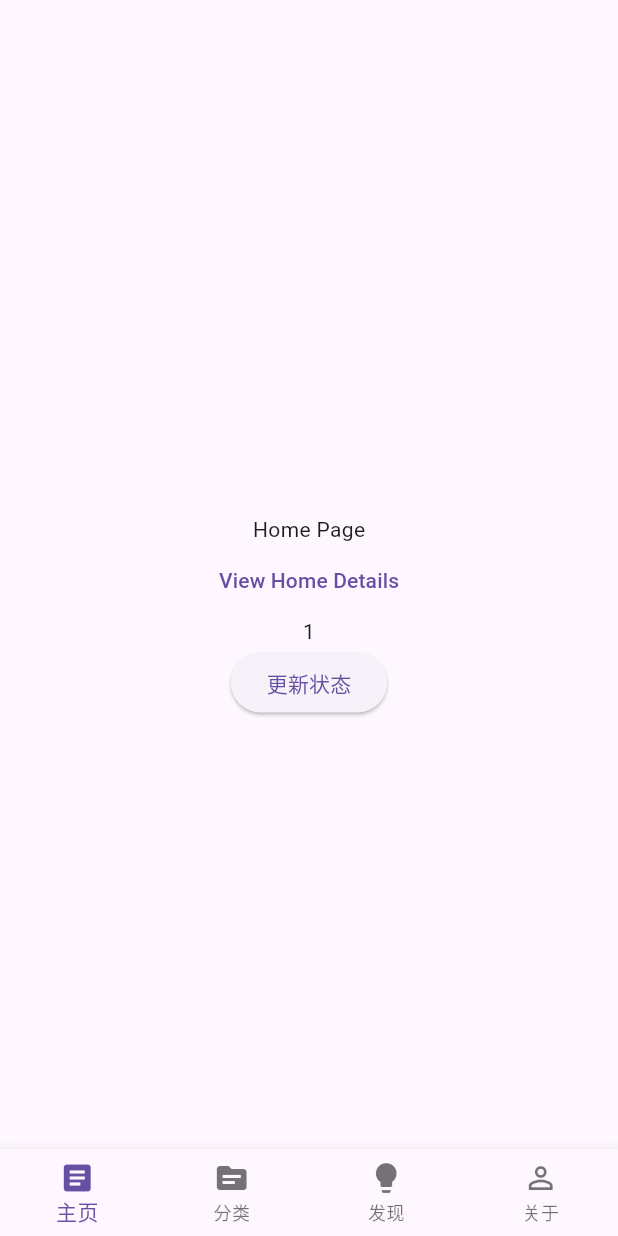
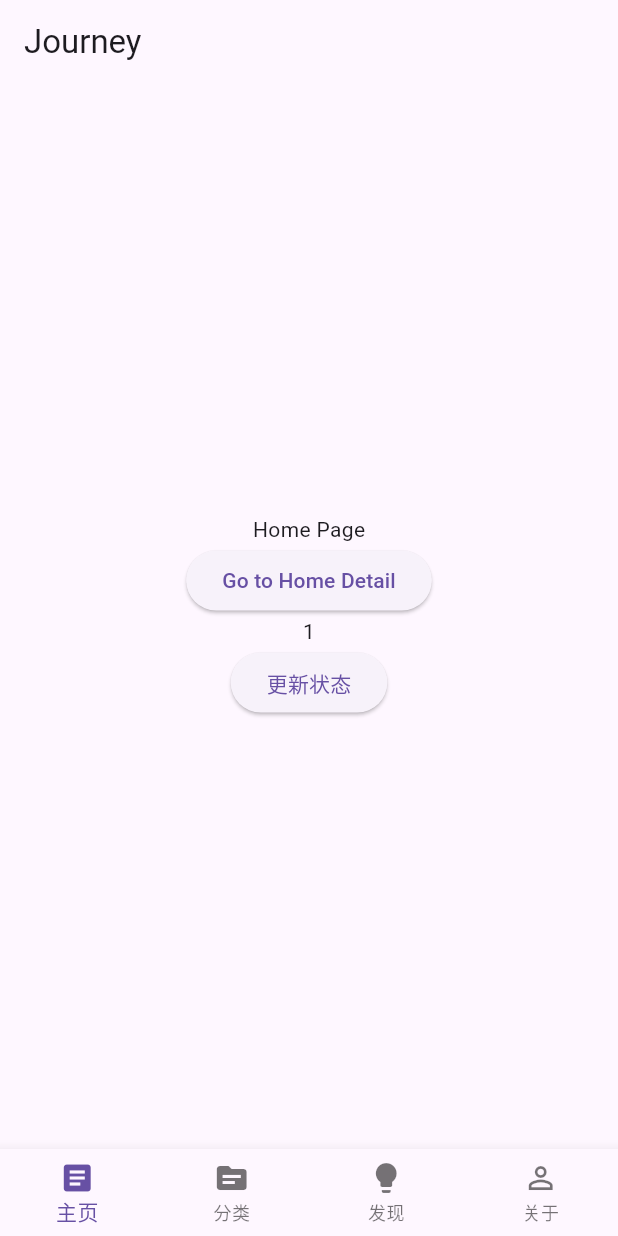
Before and after one commit to LiShuxue/journey_app, a Flutter app: the screen it shows after launch, after a tap on "更新状态", on a phone screen of 412 x 824 dp. Run offline on Flutter 3.47's test engine with Material 3 defaults, Android fonts, the phone set to English and light mode, and no system bars.

Commit message:
用PageView加Navigator替换go_router的架子

```diff
--- a/lib/config/router.dart
+++ /dev/null
@@ -1,159 +0,0 @@
-import 'package:flutter/material.dart';
-import 'package:go_router/go_router.dart';
-
-import 'package:journey_app/pages/home_page.dart';
-import 'package:journey_app/pages/detail_page.dart';
-import 'package:journey_app/pages/category_page.dart';
-import 'package:journey_app/pages/category_list_page.dart';
-import 'package:journey_app/pages/discover_page.dart';
-import 'package:journey_app/pages/about_page.dart';
-
-final _rootNavigatorKey = GlobalKey<NavigatorState>(debugLabel: 'root');
-final _shellNavigatorKey = GlobalKey<NavigatorState>(debugLabel: 'shell');
-
-final router = GoRouter(
-  navigatorKey: _rootNavigatorKey, // 根级别的导航
-  initialLocation: '/home',
-  debugLogDiagnostics: true,
-  routes: [
-    // 整个应用的导航shell
-    ShellRoute(
-      navigatorKey: _shellNavigatorKey, // shell级别的导航
-      builder: (BuildContext context, GoRouterState state, Widget child) {
-        return ScaffoldWithNavBar(child: child);
-      },
-      routes: [
-        GoRoute(
-          path: '/home',
-          builder: (BuildContext context, GoRouterState state) {
-            return const HomePage();
-          },
-          routes: [
-            GoRoute(
-              name: 'homedetail',
-              path: 'detail/:id',
-              // 可以在导航时在根级别导航，覆盖shell级别
-              parentNavigatorKey: _rootNavigatorKey,
-              builder: (BuildContext context, GoRouterState state) {
-                return DetailPage(
-                  id: state.pathParameters['id'] ?? '',
-                  from: state.uri.queryParameters['from'] ?? '',
-                );
-              },
-            ),
-          ],
-        ),
-        GoRoute(
-          path: '/category',
-          builder: (BuildContext context, GoRouterState state) {
-            return const CategoryPage();
-          },
-          routes: [
-            GoRoute(
-              path: 'list',
-              builder: (BuildContext context, GoRouterState state) {
-                return const CategoryListPage();
-              },
-            ),
-            GoRoute(
-              name: 'categorylistdetail',
-              path: 'detail/:id',
-              parentNavigatorKey: _rootNavigatorKey,
-              builder: (BuildContext context, GoRouterState state) {
-                return DetailPage(
-                  id: state.pathParameters['id'] ?? '',
-                  from: state.uri.queryParameters['from'] ?? '',
-                );
-              },
-            ),
-          ],
-        ),
-        GoRoute(
-          path: '/discover',
-          builder: (BuildContext context, GoRouterState state) {
-            return const DiscoverPage();
-          },
-        ),
-        GoRoute(
-          path: '/about',
-          builder: (BuildContext context, GoRouterState state) {
-            return const AboutPage();
-          },
-        ),
-      ],
-    ),
-  ],
-);
-
-// shell 级别的导航的骨架
-class ScaffoldWithNavBar extends StatelessWidget {
-  const ScaffoldWithNavBar({required this.child, super.key});
-
-  // body的内容
-  final Widget child;
-
-  @override
-  Widget build(BuildContext context) {
-    return Scaffold(
-      body: child,
-      bottomNavigationBar: BottomNavigationBar(
-        type: BottomNavigationBarType.fixed, // 底部按钮超过3个需要设置这个
-        items: const [
-          BottomNavigationBarItem(
-            icon: Icon(Icons.article),
-            label: '主页',
-          ),
-          BottomNavigationBarItem(
-            icon: Icon(Icons.source),
-            label: '分类',
-          ),
-          BottomNavigationBarItem(
-            icon: Icon(Icons.lightbulb),
-            label: '发现',
-          ),
-          BottomNavigationBarItem(
-            icon: Icon(Icons.perm_identity),
-            label: '关于',
-          ),
-        ],
-        currentIndex: _calculateSelectedIndex(context),
-        onTap: (int index) => _onItemTapped(index, context),
-      ),
-    );
-  }
-
-  int _calculateSelectedIndex(BuildContext context) {
-    final String location = GoRouterState.of(context).uri.toString();
-    if (location.startsWith('/home')) {
-      return 0;
-    }
-    if (location.startsWith('/category')) {
-      return 1;
-    }
-    if (location.startsWith('/discover')) {
-      return 2;
-    }
-    if (location.startsWith('/about')) {
-      return 3;
-    }
-    return 0;
-  }
-
-  void _onItemTapped(int index, BuildContext context) {
-    switch (index) {
-      case 0:
-        // context.go是简写
-        GoRouter.of(context).go('/home');
-        break;
-      case 1:
-        GoRouter.of(context).go('/category');
-        break;
-      case 2:
-        GoRouter.of(context).go('/discover');
-        break;
-      case 3:
-        GoRouter.of(context).go('/about');
-        break;
-    }
-  }
-}
--- a/lib/main.dart
+++ b/lib/main.dart
@@ -1,6 +1,9 @@
 import 'package:flutter/material.dart';
 
-import 'package:journey_app/config/router.dart';
+import 'package:journey_app/pages/home_page.dart';
+import 'package:journey_app/pages/category_page.dart';
+import 'package:journey_app/pages/discover_page.dart';
+import 'package:journey_app/pages/about_page.dart';
 
 void main() {
   runApp(const MainApp());
@@ -11,12 +14,81 @@ class MainApp extends StatelessWidget {
 
   @override
   Widget build(BuildContext context) {
-    return MaterialApp.router(
-      title: 'Journey App',
+    return MaterialApp(
+      title: 'Journey',
       theme: ThemeData(
         useMaterial3: true, // 启用Material 3
       ),
-      routerConfig: router, // 路由配置
+      home: const MainPage(),
     );
   }
 }
+
+class MainPage extends StatefulWidget {
+  const MainPage({super.key});
+
+  @override
+  createState() => _MainPageState();
+}
+
+class _MainPageState extends State<MainPage> {
+  // 内部状态，指定底部导航栏的active
+  int _currentIndex = 0;
+
+  // PageView的controller，可以控制PageView的滚动、跳转到指定页面以及监听页面切换事件等
+  final _pageController = PageController();
+
+  // PageView的几个子页面，可以左右滑动切换
+  final _pages = [
+    const HomePage(),
+    const CategoryPage(),
+    const DiscoverPage(),
+    const AboutPage(),
+  ];
+
+  // 当底部导航栏点击时
+  void _onItemTapped(int index) {
+    setState(() {
+      _currentIndex = index;
+      // 切换页面。下列代码需要放在setState中
+      _pageController.animateToPage(index,
+          duration: const Duration(milliseconds: 300), curve: Curves.ease);
+    });
+  }
+
+  @override
+  Widget build(BuildContext context) {
+    return Scaffold(
+      appBar: AppBar(
+        title: const Text('Journey'),
+      ),
+      body: PageView(
+        controller: _pageController,
+        children: _pages,
+      ),
+      bottomNavigationBar: BottomNavigationBar(
+        type: BottomNavigationBarType.fixed, // 底部按钮超过3个需要设置这个
+        items: const [
+          BottomNavigationBarItem(
+            icon: Icon(Icons.article),
+            label: '主页',
+          ),
+          BottomNavigationBarItem(
+            icon: Icon(Icons.source),
+            label: '分类',
+          ),
+          BottomNavigationBarItem(
+            icon: Icon(Icons.lightbulb),
+            label: '发现',
+          ),
+          BottomNavigationBarItem(
+            icon: Icon(Icons.perm_identity),
+            label: '关于',
+          ),
+        ],
+        currentIndex: _currentIndex,
+        onTap: (int index) => _onItemTapped(index),
+      ),
+    );
+  }
+}
--- a/lib/pages/about_page.dart
+++ b/lib/pages/about_page.dart
@@ -5,9 +5,9 @@ class AboutPage extends StatelessWidget {
 
   @override
   Widget build(BuildContext context) {
-    return Scaffold(
-      appBar: AppBar(),
-      body: const Center(
+    print('about page');
+    return const Scaffold(
+      body: Center(
         child: Column(
           // min 尽可能少的占用主轴方向的空间。当子组件没有占满主轴剩余空间时，Row或Column的实际大小等于所有子组件占用的主轴空间。
           // max 尽可能多的占用主轴方向的空间。如果子组件没有占满主轴剩余空间，那么剩余的空间会均匀分布在子组件之间。
--- a/lib/pages/discover_page.dart
+++ b/lib/pages/discover_page.dart
@@ -5,9 +5,9 @@ class DiscoverPage extends StatelessWidget {
 
   @override
   Widget build(BuildContext context) {
-    return Scaffold(
-      appBar: AppBar(),
-      body: const Center(
+    print('discover page');
+    return const Scaffold(
+      body: Center(
         child: Column(
           // min 尽可能少的占用主轴方向的空间。当子组件没有占满主轴剩余空间时，Row或Column的实际大小等于所有子组件占用的主轴空间。
           // max 尽可能多的占用主轴方向的空间。如果子组件没有占满主轴剩余空间，那么剩余的空间会均匀分布在子组件之间。
--- a/lib/pages/home_page.dart
+++ b/lib/pages/home_page.dart
@@ -1,5 +1,5 @@
 import 'package:flutter/material.dart';
-import 'package:go_router/go_router.dart';
+import 'package:journey_app/pages/detail_page.dart';
 
 class HomePage extends StatefulWidget {
   const HomePage({super.key});
@@ -21,8 +21,8 @@ class _HomePageState extends State<HomePage> {
 
   @override
   Widget build(BuildContext context) {
+    print('home page');
     return Scaffold(
-      appBar: AppBar(),
       body: Center(
         child: Column(
           // min 尽可能少的占用主轴方向的空间。当子组件没有占满主轴剩余空间时，Row或Column的实际大小等于所有子组件占用的主轴空间。
@@ -30,13 +30,16 @@ class _HomePageState extends State<HomePage> {
           mainAxisSize: MainAxisSize.min,
           children: [
             const Text('Home Page'),
-            TextButton(
+            ElevatedButton(
               onPressed: () {
-                context.pushNamed('homedetail',
-                    pathParameters: {'id': '1'},
-                    queryParameters: {'from': 'home'});
+                Navigator.push(
+                  context,
+                  MaterialPageRoute(
+                      builder: (context) =>
+                          const DetailPage(id: '1', from: 'home')),
+                );
               },
-              child: const Text('View Home Details'),
+              child: const Text('Go to Home Detail'),
             ),
             Text('$_counter'),
             ElevatedButton(
--- a/pubspec.yaml
+++ b/pubspec.yaml
@@ -1,15 +1,14 @@
 name: journey_app
 description: "A new Flutter project."
-publish_to: 'none'
+publish_to: "none"
 version: 0.1.0
 
 environment:
-  sdk: '>=3.2.1 <4.0.0'
+  sdk: ">=3.2.1 <4.0.0"
 
 dependencies:
   flutter:
     sdk: flutter
-  go_router: ^12.1.3
 
 dev_dependencies:
   flutter_test:
```
Also changed, not shown: lib/pages/category_list_page.dart (+13 -7 lines), lib/pages/category_page.dart (+9 -5 lines), lib/pages/detail_page.dart (+13 -1 lines), pubspec.lock.
